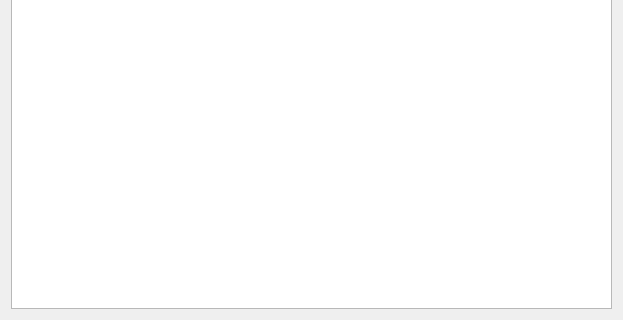
This is ui/xml_viewer.ui in lellisls/ERP-STACCATO as Qt 5 draws it before an edit; both pictures show x 0 to 623 and y 256 to 576 of the 623 by 576 pixel window. The edited form follows.
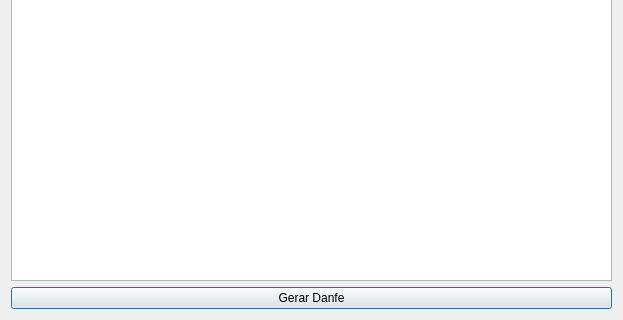
This is the edited form.

The edit to the form file:
```diff
--- a/ui/xml_viewer.ui
+++ b/ui/xml_viewer.ui
@@ -21,6 +21,13 @@
      </property>
     </widget>
    </item>
+   <item row="1" column="0">
+    <widget class="QPushButton" name="pushButtonDanfe">
+     <property name="text">
+      <string>Gerar Danfe</string>
+     </property>
+    </widget>
+   </item>
   </layout>
  </widget>
  <resources/>
```
